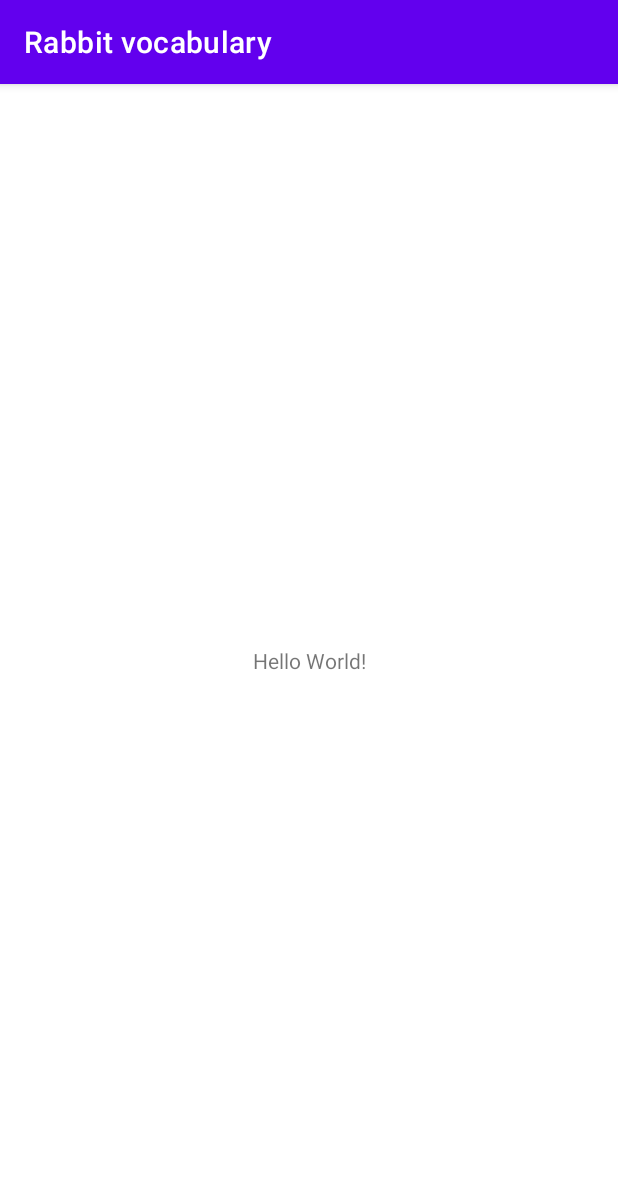
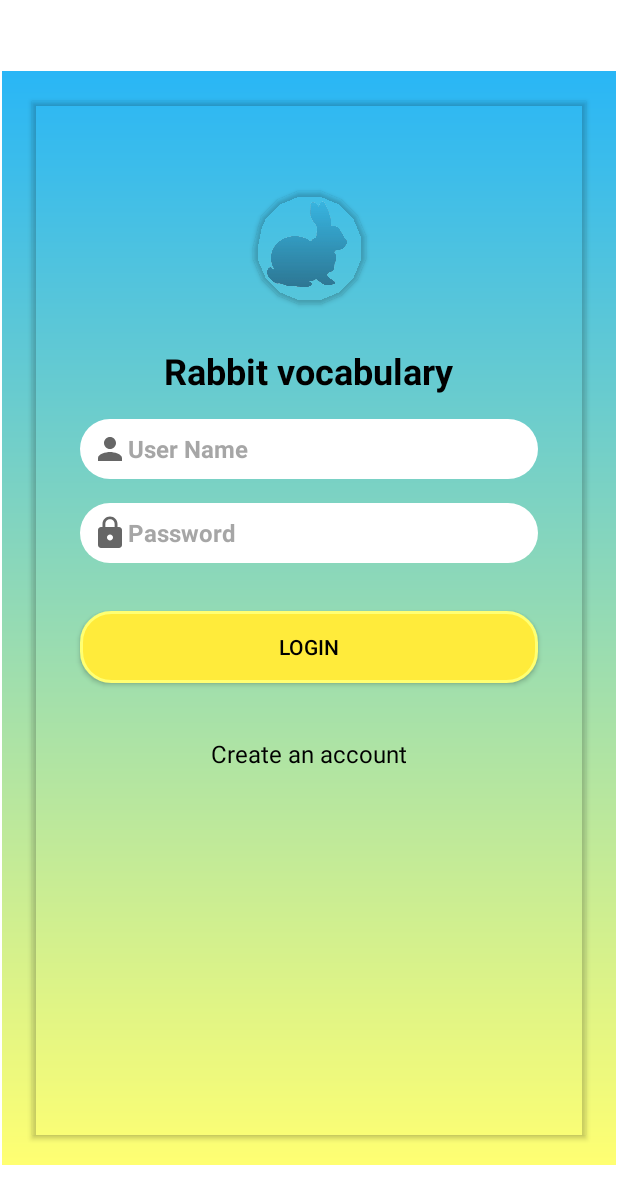
Before and after one commit to Julio1901/Rabbit_vocabulary, an Android app: the screen it shows after launch (MainActivity), on a phone screen of 412 x 824 dp. Shown: the top 1204 px of the screen. Run offline under Robolectric (Android 15) with nearby library versions, the phone set to English and light mode, and no system bars.

Commit message:
Login screen created

```diff
--- /dev/null
+++ b/app/src/main/java/com/julio/rabbitvocabulary/fragments/LoginFragment.kt
@@ -0,0 +1,21 @@
+package com.julio.rabbitvocabulary.fragments
+
+import android.os.Bundle
+import androidx.fragment.app.Fragment
+import android.view.LayoutInflater
+import android.view.View
+import android.view.ViewGroup
+import com.julio.rabbitvocabulary.R
+
+
+class LoginFragment : Fragment() {
+
+    override fun onCreateView(
+        inflater: LayoutInflater, container: ViewGroup?,
+        savedInstanceState: Bundle?
+    ): View? {
+
+        return inflater.inflate(R.layout.fragment_login, container, false)
+    }
+
+}
--- /dev/null
+++ b/app/src/main/res/drawable/button_shape.xml
@@ -0,0 +1,15 @@
+<?xml version="1.0" encoding="utf-8"?>
+<shape xmlns:android="http://schemas.android.com/apk/res/android"
+    android:shape="rectangle"
+    >
+
+
+    <solid android:color="@color/secondary_principal"/>
+    <corners android:radius="20dp"/>
+    <stroke
+        android:width="2dp"
+        android:color="@color/secondary_light"
+        />
+
+
+</shape>
--- /dev/null
+++ b/app/src/main/res/drawable/edit_text_shape.xml
@@ -0,0 +1,10 @@
+<?xml version="1.0" encoding="utf-8"?>
+<shape xmlns:android="http://schemas.android.com/apk/res/android"
+    android:shape="rectangle"
+    >
+
+    <solid android:color="@color/white"/>
+    <corners android:radius="20dp"/>
+
+
+</shape>
--- /dev/null
+++ b/app/src/main/res/drawable/ic_baseline_lock_24.xml
@@ -0,0 +1,10 @@
+<vector xmlns:android="http://schemas.android.com/apk/res/android"
+    android:width="24dp"
+    android:height="24dp"
+    android:viewportWidth="24"
+    android:viewportHeight="24"
+    android:tint="?attr/colorControlNormal">
+  <path
+      android:fillColor="@android:color/white"
+      android:pathData="M18,8h-1L17,6c0,-2.76 -2.24,-5 -5,-5S7,3.24 7,6v2L6,8c-1.1,0 -2,0.9 -2,2v10c0,1.1 0.9,2 2,2h12c1.1,0 2,-0.9 2,-2L20,10c0,-1.1 -0.9,-2 -2,-2zM12,17c-1.1,0 -2,-0.9 -2,-2s0.9,-2 2,-2 2,0.9 2,2 -0.9,2 -2,2zM15.1,8L8.9,8L8.9,6c0,-1.71 1.39,-3.1 3.1,-3.1 1.71,0 3.1,1.39 3.1,3.1v2z"/>
+</vector>
--- /dev/null
+++ b/app/src/main/res/drawable/ic_baseline_person_24.xml
@@ -0,0 +1,10 @@
+<vector xmlns:android="http://schemas.android.com/apk/res/android"
+    android:width="24dp"
+    android:height="24dp"
+    android:viewportWidth="24"
+    android:viewportHeight="24"
+    android:tint="?attr/colorControlNormal">
+  <path
+      android:fillColor="@android:color/white"
+      android:pathData="M12,12c2.21,0 4,-1.79 4,-4s-1.79,-4 -4,-4 -4,1.79 -4,4 1.79,4 4,4zM12,14c-2.67,0 -8,1.34 -8,4v2h16v-2c0,-2.66 -5.33,-4 -8,-4z"/>
+</vector>
--- /dev/null
+++ b/app/src/main/res/drawable/login_shape_background.xml
@@ -0,0 +1,15 @@
+<?xml version="1.0" encoding="utf-8"?>
+<shape xmlns:android="http://schemas.android.com/apk/res/android"
+    android:shape="rectangle"
+    >
+
+    <gradient
+        android:startColor="@color/primary_principal"
+        android:endColor="@color/secondary_light"
+        android:angle="-90"
+        />
+
+
+
+
+</shape>
--- a/app/src/main/res/layout/activity_main.xml
+++ b/app/src/main/res/layout/activity_main.xml
@@ -6,13 +6,15 @@
     android:layout_height="match_parent"
     tools:context=".MainActivity">
 
-    <TextView
-        android:layout_width="wrap_content"
-        android:layout_height="wrap_content"
-        android:text="Hello World!"
+    <androidx.fragment.app.FragmentContainerView
+        android:id="@+id/fragmentContainerView"
+        android:name="androidx.navigation.fragment.NavHostFragment"
+        android:layout_width="409dp"
+        android:layout_height="729dp"
+        app:defaultNavHost="true"
         app:layout_constraintBottom_toBottomOf="parent"
-        app:layout_constraintLeft_toLeftOf="parent"
-        app:layout_constraintRight_toRightOf="parent"
-        app:layout_constraintTop_toTopOf="parent" />
-
+        app:layout_constraintEnd_toEndOf="parent"
+        app:layout_constraintStart_toStartOf="parent"
+        app:layout_constraintTop_toTopOf="parent"
+        app:navGraph="@navigation/nav_graph" />
 </androidx.constraintlayout.widget.ConstraintLayout>
--- /dev/null
+++ b/app/src/main/res/layout/fragment_login.xml
@@ -0,0 +1,117 @@
+<?xml version="1.0" encoding="utf-8"?>
+<androidx.constraintlayout.widget.ConstraintLayout xmlns:android="http://schemas.android.com/apk/res/android"
+    xmlns:tools="http://schemas.android.com/tools"
+    android:layout_width="match_parent"
+    android:layout_height="match_parent"
+    xmlns:app="http://schemas.android.com/apk/res-auto"
+    tools:context=".fragments.LoginFragment"
+    android:background="@drawable/login_shape_background">
+
+
+    <androidx.cardview.widget.CardView
+        android:layout_width="match_parent"
+        android:layout_height="match_parent"
+        android:layout_margin="20dp"
+        app:cardBackgroundColor="@android:color/transparent"
+        android:elevation="30dp"
+        >
+
+
+        <androidx.constraintlayout.widget.ConstraintLayout
+            android:layout_width="match_parent"
+            android:layout_height="match_parent">
+
+
+            <androidx.cardview.widget.CardView
+                android:id="@+id/cardView"
+                android:layout_width="75dp"
+                android:layout_height="75dp"
+                android:layout_marginTop="60dp"
+                android:elevation="8dp"
+                app:cardBackgroundColor="@android:color/transparent"
+                app:cardCornerRadius="50dp"
+                app:layout_constraintEnd_toEndOf="parent"
+                app:layout_constraintStart_toStartOf="parent"
+                app:layout_constraintTop_toTopOf="parent">
+
+                <ImageView
+                    android:layout_width="61dp"
+                    android:layout_height="60dp"
+                    android:layout_marginStart="5dp"
+                    android:layout_marginTop="5dp"
+                    android:scaleType="fitCenter"
+                    android:src="@drawable/rabbit_logo02_removebg_preview"
+                    android:contentDescription="@string/rabbit" />
+
+            </androidx.cardview.widget.CardView>
+
+            <TextView
+                android:id="@+id/textView"
+                android:layout_width="wrap_content"
+                android:layout_height="wrap_content"
+                android:layout_marginTop="28dp"
+                android:text="@string/app_name"
+                android:textColor="@color/primary_text_color"
+                android:textSize="24sp"
+                android:textStyle="bold"
+                app:layout_constraintEnd_toEndOf="parent"
+                app:layout_constraintStart_toStartOf="parent"
+                app:layout_constraintTop_toBottomOf="@+id/cardView" />
+
+
+            <com.google.android.material.textfield.TextInputEditText
+                android:id="@+id/textInputEditText"
+                style="@style/edit_text"
+                android:drawableStart="@drawable/ic_baseline_person_24"
+                android:hint="@string/user_name"
+                app:layout_constraintEnd_toEndOf="parent"
+                app:layout_constraintStart_toStartOf="parent"
+                app:layout_constraintTop_toBottomOf="@+id/textView" />
+
+
+            <com.google.android.material.textfield.TextInputEditText
+                android:id="@+id/textInputEditText2"
+                style="@style/edit_text"
+                android:drawableStart="@drawable/ic_baseline_lock_24"
+                android:hint="@string/password"
+                app:layout_constraintEnd_toEndOf="parent"
+                app:layout_constraintStart_toStartOf="parent"
+                app:layout_constraintTop_toBottomOf="@+id/textInputEditText" />
+
+
+            <androidx.appcompat.widget.AppCompatButton
+                android:id="@+id/appCompatButton"
+                android:layout_width="match_parent"
+                android:layout_height="wrap_content"
+                android:layout_margin="32dp"
+                android:layout_marginTop="32dp"
+                android:background="@drawable/button_shape"
+
+
+                android:text="@string/login"
+                android:textColor="@color/secondary_text_color"
+                app:layout_constraintTop_toBottomOf="@+id/textInputEditText2"
+                tools:layout_editor_absoluteX="32dp" />
+
+
+            <TextView
+                android:layout_width="wrap_content"
+                android:layout_height="wrap_content"
+                android:layout_marginTop="36dp"
+                android:text="@string/create_an_account"
+                android:textColor="@color/primary_text_color"
+                android:textSize="16sp"
+                app:layout_constraintEnd_toEndOf="parent"
+                app:layout_constraintStart_toStartOf="parent"
+                app:layout_constraintTop_toBottomOf="@+id/appCompatButton" />
+
+
+        </androidx.constraintlayout.widget.ConstraintLayout>
+
+
+    </androidx.cardview.widget.CardView>
+
+
+
+
+</androidx.constraintlayout.widget.ConstraintLayout>
--- /dev/null
+++ b/app/src/main/res/navigation/nav_graph.xml
@@ -0,0 +1,13 @@
+<?xml version="1.0" encoding="utf-8"?>
+<navigation xmlns:android="http://schemas.android.com/apk/res/android"
+    xmlns:app="http://schemas.android.com/apk/res-auto"
+    xmlns:tools="http://schemas.android.com/tools"
+    android:id="@+id/nav_graph"
+    app:startDestination="@id/loginFragment">
+
+    <fragment
+        android:id="@+id/loginFragment"
+        android:name="com.julio.rabbitvocabulary.fragments.LoginFragment"
+        android:label="fragment_login"
+        tools:layout="@layout/fragment_login" />
+</navigation>
--- a/app/src/main/res/values/colors.xml
+++ b/app/src/main/res/values/colors.xml
@@ -1,5 +1,6 @@
 <?xml version="1.0" encoding="utf-8"?>
 <resources>
+
     <color name="purple_200">#FFBB86FC</color>
     <color name="purple_500">#FF6200EE</color>
     <color name="purple_700">#FF3700B3</color>
@@ -7,4 +8,17 @@
     <color name="teal_700">#FF018786</color>
     <color name="black">#FF000000</color>
     <color name="white">#FFFFFFFF</color>
+
+    <color name="primary_principal">#29b6f6</color>
+    <color name="primary_light">#73e8ff</color>
+    <color name="primary_dark">#0086c3</color>
+    <color name="primary_text_color">#000000</color>
+    <color name="primary_hint_color">#DA979797</color>
+
+    <color name="secondary_principal">#ffeb3b</color>
+    <color name="secondary_light">#ffff72</color>
+    <color name="secondary_dark">#c8b900</color>
+    <color name="secondary_text_color">#000000</color>
+    <color name="secondary_hint_color">#DA979797</color>
+
 </resources>
--- a/app/src/main/res/values/strings.xml
+++ b/app/src/main/res/values/strings.xml
@@ -1,3 +1,8 @@
 <resources>
     <string name="app_name">Rabbit vocabulary</string>
+    <string name="login">Login</string>
+    <string name="user_name">User Name</string>
+    <string name="password">Password</string>
+    <string name="create_an_account">Create an account</string>
+    <string name="rabbit">Rabbit</string>
 </resources>
--- /dev/null
+++ b/app/src/main/res/values/style.xml
@@ -0,0 +1,23 @@
+<?xml version="1.0" encoding="utf-8"?>
+<resources>
+
+    <style name="edit_text">
+        <item name="android:layout_width">match_parent</item>
+        <item name="android:layout_height">wrap_content</item>
+        <item name="android:textColor">@color/primary_text_color</item>
+        <item name="android:textColorHint">@color/primary_hint_color</item>
+        <item name="android:textSize">16dp</item>
+        <item name="android:textStyle">bold</item>
+        <item name="android:layout_marginLeft">32dp</item>
+        <item name="android:layout_marginRight">32dp</item>
+        <item name="android:layout_marginTop">16dp</item>
+        <item name="android:padding">8dp</item>
+
+        <item name="android:background">@drawable/edit_text_shape</item>
+    </style>
+
+
+
+
+
+</resources>
--- a/app/src/main/res/values/themes.xml
+++ b/app/src/main/res/values/themes.xml
@@ -1,6 +1,6 @@
 <resources xmlns:tools="http://schemas.android.com/tools">
     <!-- Base application theme. -->
-    <style name="Theme.RabbitVocabulary" parent="Theme.MaterialComponents.DayNight.DarkActionBar">
+    <style name="Theme.RabbitVocabulary" parent="Theme.MaterialComponents.DayNight.NoActionBar">
         <!-- Primary brand color. -->
         <item name="colorPrimary">@color/purple_500</item>
         <item name="colorPrimaryVariant">@color/purple_700</item>
```
Also changed, not shown: app/build.gradle (+8 -0 lines), app/src/main/res/drawable/rabbit_logo02.PNG (added), app/src/main/res/drawable/rabbit_logo02_removebg_preview.png (added).
